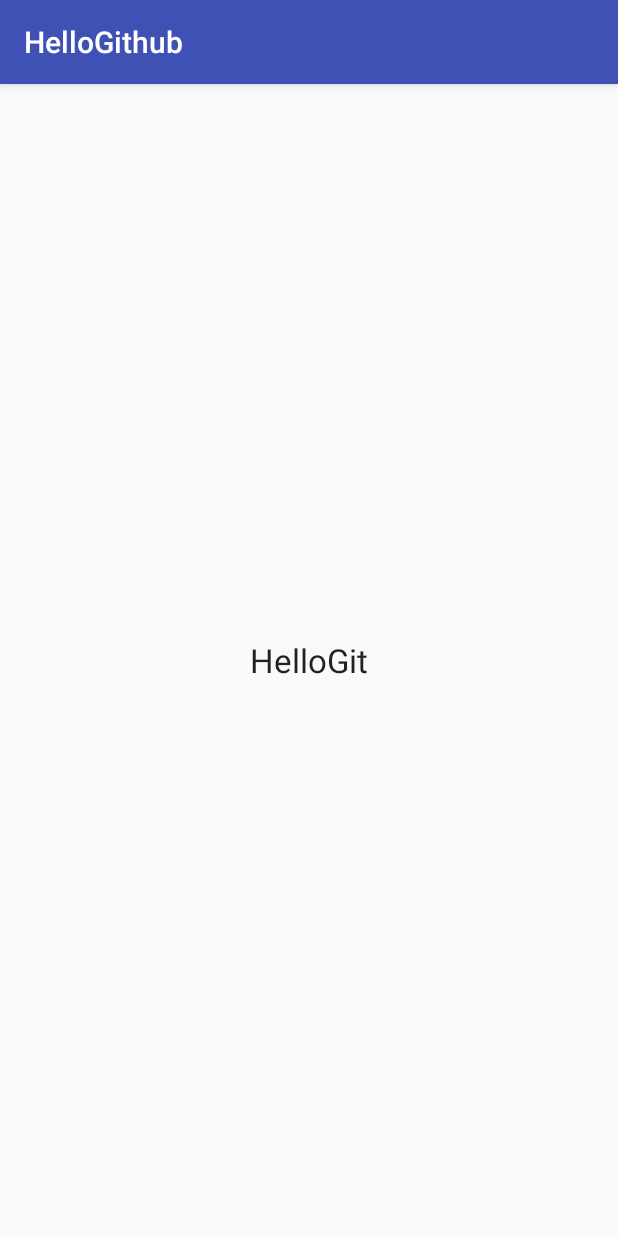
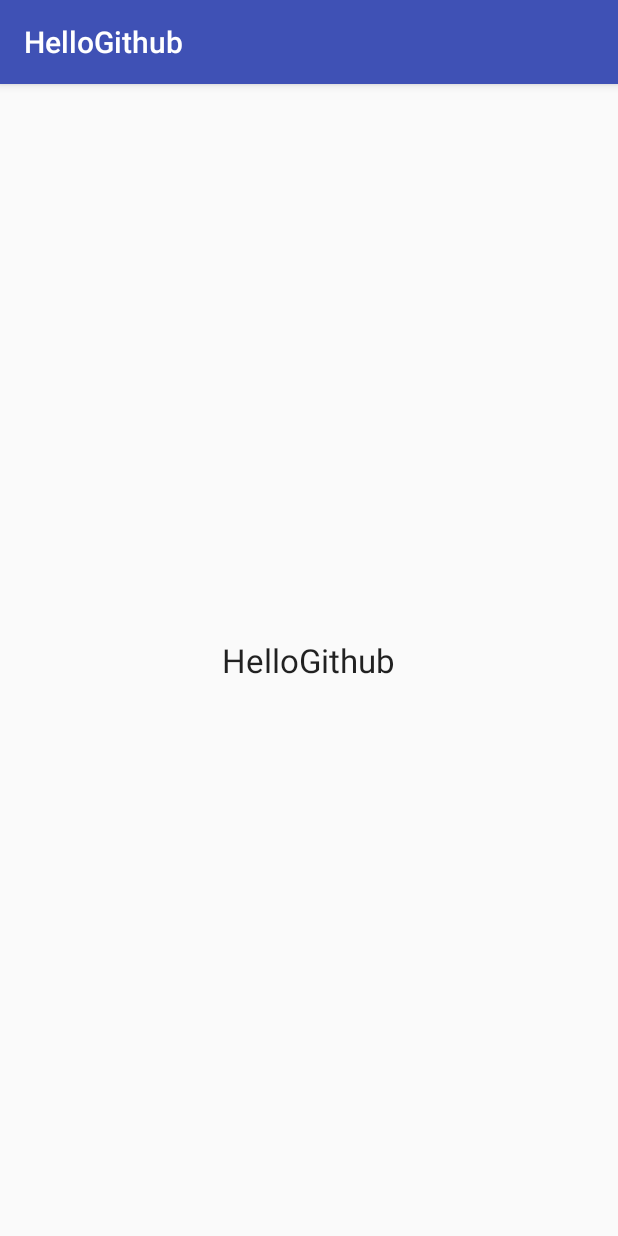
Before and after one commit to 443070582/HelloGit, an Android app: the screen it shows after launch (MainActivity), on a phone screen of 412 x 824 dp. Run offline under Robolectric (Android 15) with nearby library versions, the phone set to English and light mode, and no system bars.

Commit message:
第二次修改

```diff
--- a/app/src/main/res/layout/activity_main.xml
+++ b/app/src/main/res/layout/activity_main.xml
@@ -14,7 +14,7 @@
           android:layout_width="wrap_content"
           android:layout_height="wrap_content"
           android:textAppearance="?android:attr/textAppearanceLarge"
-          android:text="HelloGit"
+          android:text="HelloGithub"
           android:id="@+id/textView"
           android:layout_centerVertical="true"
           android:layout_centerHorizontal="true"/>
```
